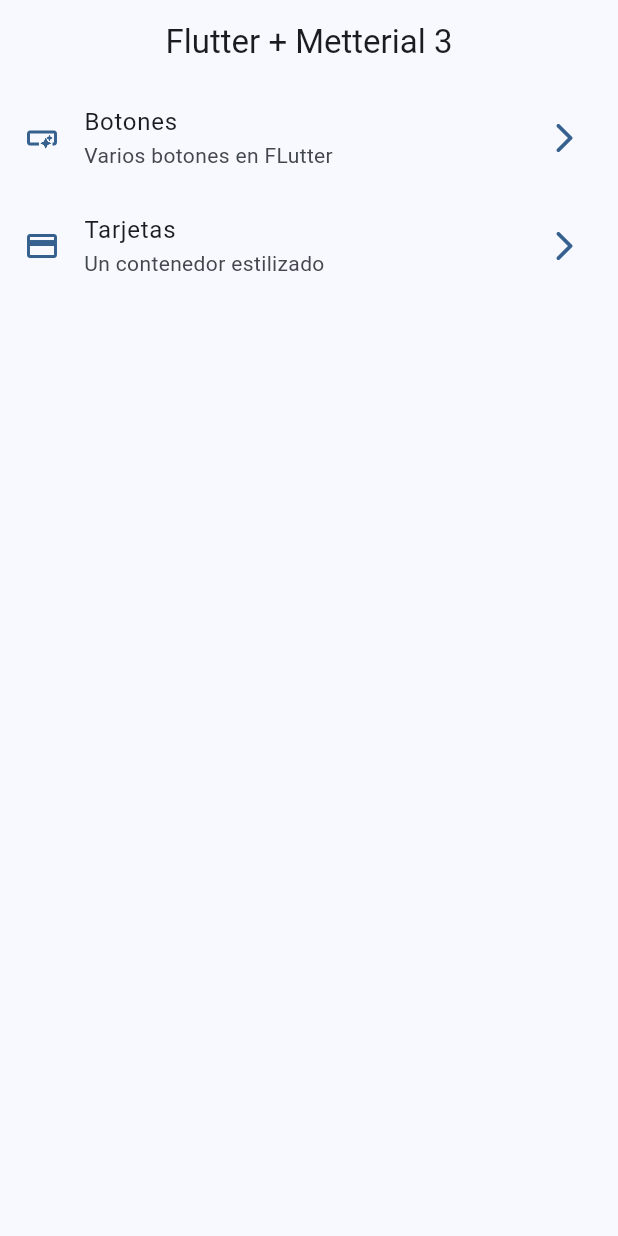
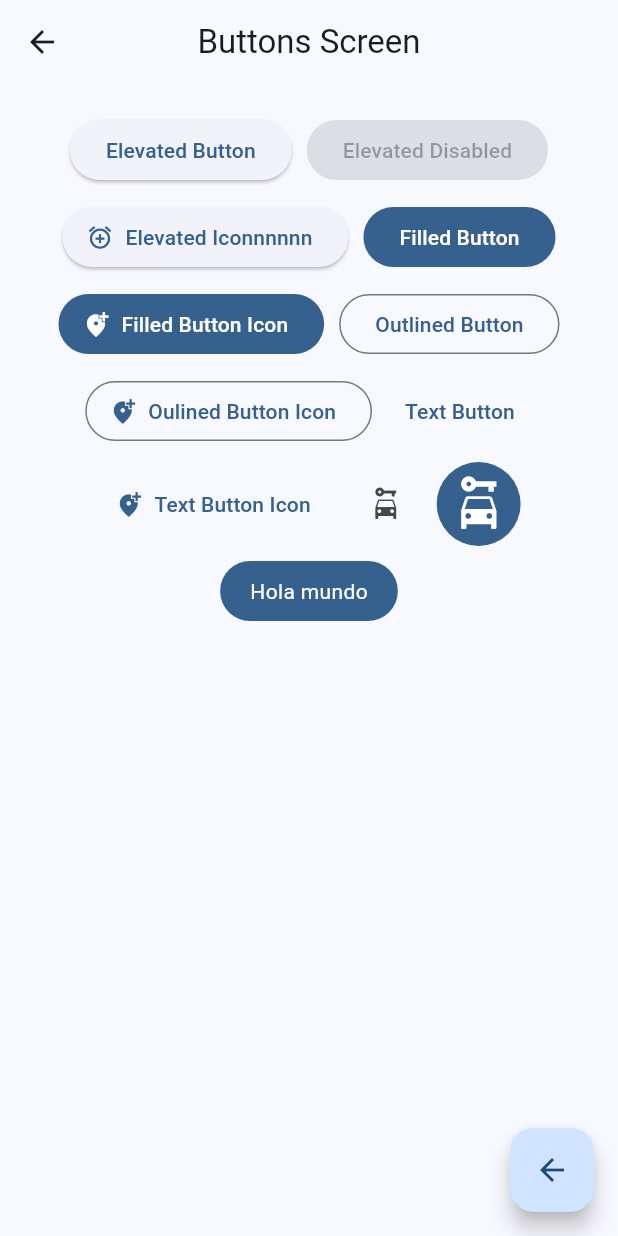
Before and after one commit to GastonGaitan/Widgets-App, a Flutter app: the screen it shows after launch, after a tap on "Botones", on a phone screen of 412 x 824 dp. Run offline on Flutter 3.47's test engine with Material 3 defaults, Android fonts, the phone set to English and light mode, and no system bars; our stand-ins replace go_router.

Commit message:
buttons_screen_finished

```diff
--- /dev/null
+++ b/lib/config/router/app_router.dart
@@ -0,0 +1,28 @@
+import 'package:go_router/go_router.dart';
+import '../../presentation/screens/screens.dart';
+
+// GoRouter configuration
+final appRouter = GoRouter(
+  initialLocation: '/',
+  routes: [
+
+    GoRoute(
+      path: '/',
+      name: HomeScreen.name,
+      builder: (context, state) => HomeScreen(),
+    ),
+
+    GoRoute(
+      path: '/buttons',
+      name: ButtonsScreen.name,
+      builder: (context, state) => ButtonsScreen(),
+    ),
+
+    GoRoute(
+      path: '/cards',
+      name: CardsScreen.name,
+      builder: (context, state) => CardsScreen(),
+    ),
+
+  ],
+);
--- a/lib/main.dart
+++ b/lib/main.dart
@@ -1,6 +1,6 @@
 import 'package:flutter/material.dart';
+import 'package:widgets_app/config/router/app_router.dart';
 import 'package:widgets_app/config/theme/app_theme.dart';
-import 'package:widgets_app/presentation/screens/home/home_screen.dart';
 
 void main() {
   runApp(const MainApp());
@@ -11,10 +11,10 @@ class MainApp extends StatelessWidget {
 
   @override
   Widget build(BuildContext context) {
-    return MaterialApp(
+    return MaterialApp.router(
+      routerConfig: appRouter,
       debugShowCheckedModeBanner: false,
       theme: AppTheme(selectedColor: 0).getTheme(),
-      home: const HomeScreen(),
     );
   }
 }
--- a/lib/menu/menu_item.dart
+++ b/lib/menu/menu_item.dart
@@ -25,7 +25,7 @@ const appMenuItems = <MenuItem>[
   MenuItem(
     title: 'Tarjetas',
     subTitle: 'Un contenedor estilizado',
-    link: '/card',
+    link: '/cards',
     icon: Icons.credit_card
   ),
 ];
--- /dev/null
+++ b/lib/presentation/screens/buttons/buttons_screen.dart
@@ -0,0 +1,145 @@
+import 'package:flutter/material.dart';
+import 'package:go_router/go_router.dart';
+
+class ButtonsScreen extends StatelessWidget {
+  static const name = 'ButtonsScreen';
+
+  const ButtonsScreen({super.key});
+
+  @override
+  Widget build(BuildContext context) {
+    return Scaffold(
+
+      appBar: AppBar(
+        title: const Text('Buttons Screen'),
+      ),
+
+      body: const _ButtonsView(),
+
+      floatingActionButton: FloatingActionButton(
+        child: Icon(Icons.arrow_back),
+        onPressed: () {
+          context.pop();
+        }
+      ),
+
+    );
+  }
+}
+
+class _ButtonsView extends StatelessWidget {
+
+  const _ButtonsView();
+
+  @override
+  Widget build(BuildContext context) {
+
+    final colors = Theme.of(context).colorScheme;
+
+    return SizedBox(
+      width: double.infinity,
+      child: Padding(
+        padding: const EdgeInsets.symmetric(horizontal: 10, vertical: 20),
+        child: Wrap(
+          spacing: 10,
+          runSpacing: 10,
+          crossAxisAlignment: WrapCrossAlignment.center,
+          alignment: WrapAlignment.center,
+          children: [
+
+            ElevatedButton(
+              onPressed: () {},
+              child: const Text('Elevated Button')
+            ),
+
+            const ElevatedButton(
+              onPressed: null,
+              child: Text('Elevated Disabled')
+            ),
+
+            ElevatedButton.icon(
+              onPressed: (){},
+              icon: Icon(Icons.add_alarm_outlined),
+              label: const Text('Elevated Iconnnnnn')
+            ),
+
+            FilledButton(
+              onPressed: (){},
+              child: const Text('Filled Button')
+            ),
+
+            FilledButton.icon(
+              label: Text('Filled Button Icon'),
+              icon: Icon(Icons.add_location_alt_sharp),
+              onPressed: (){}
+            ),
+
+            OutlinedButton(
+              onPressed: (){},
+              child: const Text('Outlined Button'),
+            ),
+
+            OutlinedButton.icon(
+              onPressed: () {},
+              label: Text('Oulined Button Icon'),
+              icon: Icon(Icons.add_location_alt_sharp)
+            ),
+
+            TextButton(
+              onPressed: () {},
+              child: const Text('Text Button')
+            ),
+
+            TextButton.icon(
+              onPressed: () {},
+              label: Text('Text Button Icon'),
+              icon: Icon(Icons.add_location_alt_sharp)
+            ),
+
+            IconButton(
+              onPressed: () {},
+              icon: Icon(Icons.car_rental)
+            ),
+
+            IconButton(
+              onPressed: () {},
+              icon: Icon(Icons.car_rental),
+              iconSize: 40,
+              style: ButtonStyle(
+                backgroundColor: WidgetStatePropertyAll (colors.primary),
+                iconColor: WidgetStatePropertyAll(Colors.white)
+              ),
+            ),
+
+            CustomButton()
+          ],
+        )
+      ),
+    );
+  }
+}
+
+class CustomButton extends StatelessWidget {
+  const CustomButton({super.key});
+
+  @override
+  Widget build(BuildContext context) {
+
+    final colors = Theme.of(context).colorScheme;
+
+
+    return ClipRRect(
+      borderRadius: BorderRadius.circular(20),
+      child: Material(
+        color: colors.primary,
+        child: InkWell(
+          onTap: () {},
+          child: Padding(
+            padding: const EdgeInsets.symmetric(horizontal: 20, vertical: 10),
+            child: const Text('Hola mundo', style: TextStyle(color: Colors.white)),
+          ),
+        ),
+      ),
+    );
+  }
+}
--- /dev/null
+++ b/lib/presentation/screens/cards/cards_screen.dart
@@ -0,0 +1,20 @@
+import 'package:flutter/material.dart';
+
+class CardsScreen extends StatelessWidget {
+  static const name = 'CardsScreen';
+
+  const CardsScreen({super.key});
+
+  @override
+  Widget build(BuildContext context) {
+    return Scaffold(
+
+      appBar: AppBar(
+        title: const Text('Cards Screen'),
+      ),
+
+      body: const Placeholder(),
+
+    );
+  }
+}
--- a/lib/presentation/screens/home/home_screen.dart
+++ b/lib/presentation/screens/home/home_screen.dart
@@ -1,7 +1,10 @@
 import 'package:flutter/material.dart';
+import 'package:go_router/go_router.dart';
 import 'package:widgets_app/menu/menu_item.dart';
 
 class HomeScreen extends StatelessWidget {
+  static const name = 'HomeScreen';
+
   const HomeScreen({super.key});
 
   @override
@@ -35,11 +38,11 @@ class _HomeView extends StatelessWidget {
 }
 
 class _CustomListTile extends StatelessWidget {
+  final MenuItem menuItem;
+
   const _CustomListTile({
     required this.menuItem,
   });
-
-  final MenuItem menuItem;
 
   @override
   Widget build(BuildContext context) {
@@ -51,8 +54,9 @@ class _CustomListTile extends StatelessWidget {
       title: Text(menuItem.title),
       subtitle: Text(menuItem.subTitle),
       onTap: () {
+          context.push(menuItem.link);
+        },
 
-      },
     );
   }
 }
--- /dev/null
+++ b/lib/presentation/screens/screens.dart
@@ -0,0 +1,3 @@
+export 'package:widgets_app/presentation/screens/buttons/buttons_screen.dart';
+export 'package:widgets_app/presentation/screens/cards/cards_screen.dart';
+export 'package:widgets_app/presentation/screens/home/home_screen.dart';
--- a/pubspec.yaml
+++ b/pubspec.yaml
@@ -9,6 +9,7 @@ environment:
 dependencies:
   flutter:
     sdk: flutter
+  go_router: ^14.6.3
 
 dev_dependencies:
   flutter_test:
```
Also changed, not shown: pubspec.lock.
